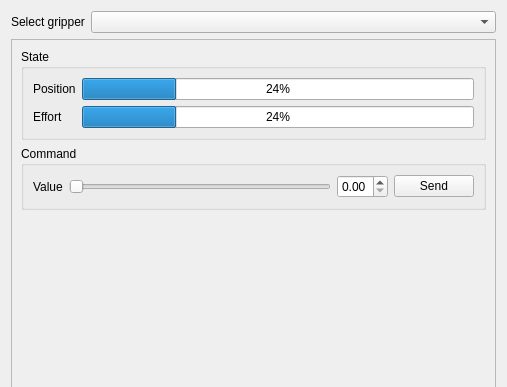
This is src/gripper/gripper.ui in ADVRHumanoids/robot_monitoring as Qt 5 draws it before an edit; both pictures show x 0 to 507 and y 0 to 387 of the 507 by 562 pixel window. The edited form follows.
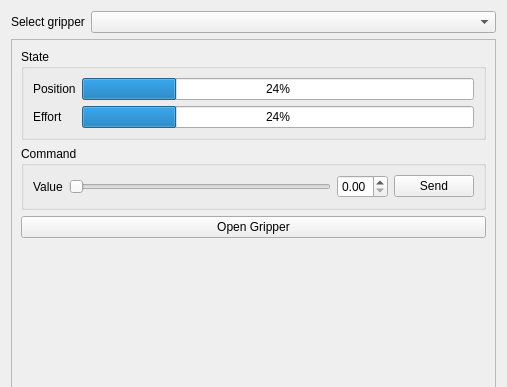
This is the edited form.

Commit message: safety "open gripper" btn

Diff of the .ui file:
```diff
--- a/src/gripper/gripper.ui
+++ b/src/gripper/gripper.ui
@@ -120,6 +120,13 @@
         </layout>
        </widget>
       </item>
+      <item>
+       <widget class="QPushButton" name="openGripperBtn">
+        <property name="text">
+         <string>Open Gripper</string>
+        </property>
+       </widget>
+      </item>
       <item>
        <spacer name="verticalSpacer">
         <property name="orientation">
```
The commit also changes 1 other file.
